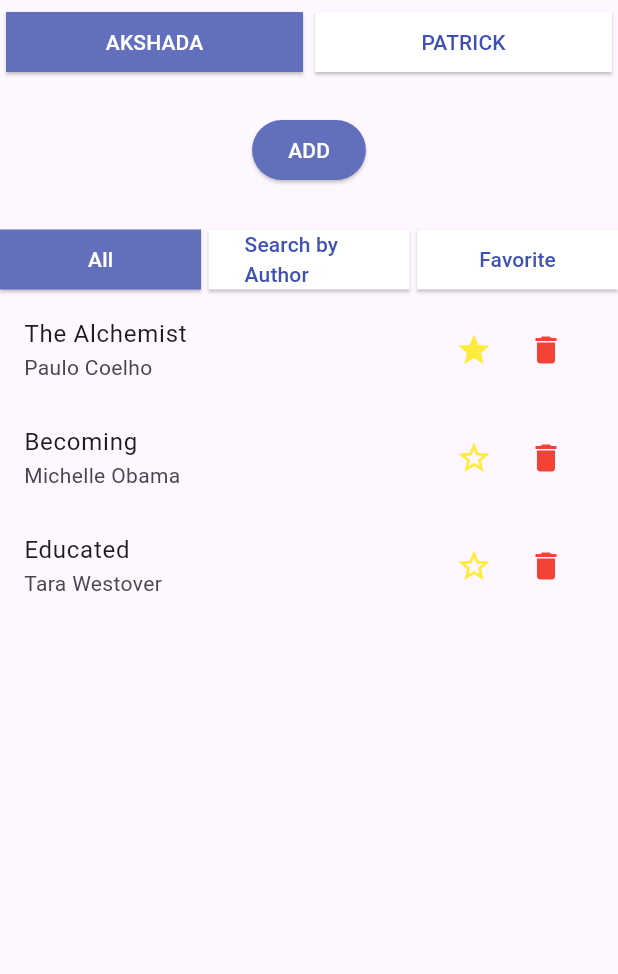
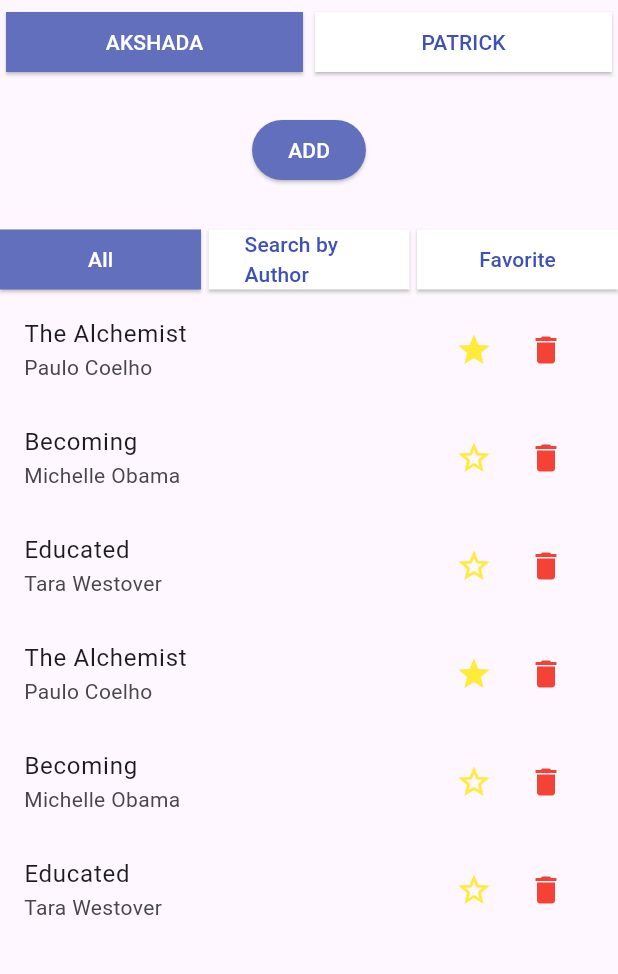
Before and after one commit to farihaarai/Read_Vault, a Flutter app: the screen it shows after launch, on a phone screen of 412 x 824 dp, the part 84-1058 px from its top. Run offline on Flutter 3.47's test engine with Material 3 defaults, Android fonts, the phone set to English and light mode, and no system bars; our stand-ins replace get; accounts and stored records are empty.

Commit message:
refactor: moved UI code into reusable widgets instead of one screen

```diff
--- a/lib/controllers/user_controller.dart
+++ b/lib/controllers/user_controller.dart
@@ -36,6 +36,25 @@
           ),
           Book(
             id: 3,
+            name: "Educated",
+            author: "Tara Westover",
+            description: "A memoir about education",
+          ),
+          Book(
+            id: 7,
+            name: "The Alchemist",
+            author: "Paulo Coelho",
+            description: "A philosophical novel",
+            isFavorite: true,
+          ),
+          Book(
+            id: 8,
+            name: "Becoming",
+            author: "Michelle Obama",
+            description: "Memoir of First Lady",
+          ),
+          Book(
+            id: 9,
             name: "Educated",
             author: "Tara Westover",
             description: "A memoir about education",
@@ -99,7 +118,9 @@
 
     if (filter.value == "author" && query.value.isNotEmpty) {
       return books
-          .where((b) => b.author.toLowerCase() == query.value.toLowerCase())
+          .where(
+            (b) => b.author.toLowerCase().contains(query.value.toLowerCase()),
+          )
           .toList();
     }
 
--- a/lib/screens/home_screen.dart
+++ b/lib/screens/home_screen.dart
@@ -1,6 +1,6 @@
-import 'package:booklibraryflutter/screens/book_list.dart';
-import 'package:booklibraryflutter/screens/filter_tabs.dart';
-import 'package:booklibraryflutter/screens/user_tabs.dart';
+import 'package:booklibraryflutter/widgets/book_list.dart';
+import 'package:booklibraryflutter/widgets/filter_tabs.dart';
+import 'package:booklibraryflutter/widgets/user_tabs.dart';
 import 'package:flutter/material.dart';
 import 'package:get/get.dart';
 import '../controllers/user_controller.dart';
@@ -73,7 +73,7 @@
                 ),
               );
             }
-            return const SizedBox(); // nothing if not author filter
+            return const SizedBox();
           }),
           // Book List
           Expanded(child: BookList()),
```
Also changed, not shown: lib/widgets/book_list.dart (renamed from lib/screens/book_list.dart), lib/widgets/filter_tabs.dart (renamed from lib/screens/filter_tabs.dart), lib/widgets/user_tabs.dart (renamed from lib/screens/user_tabs.dart).
